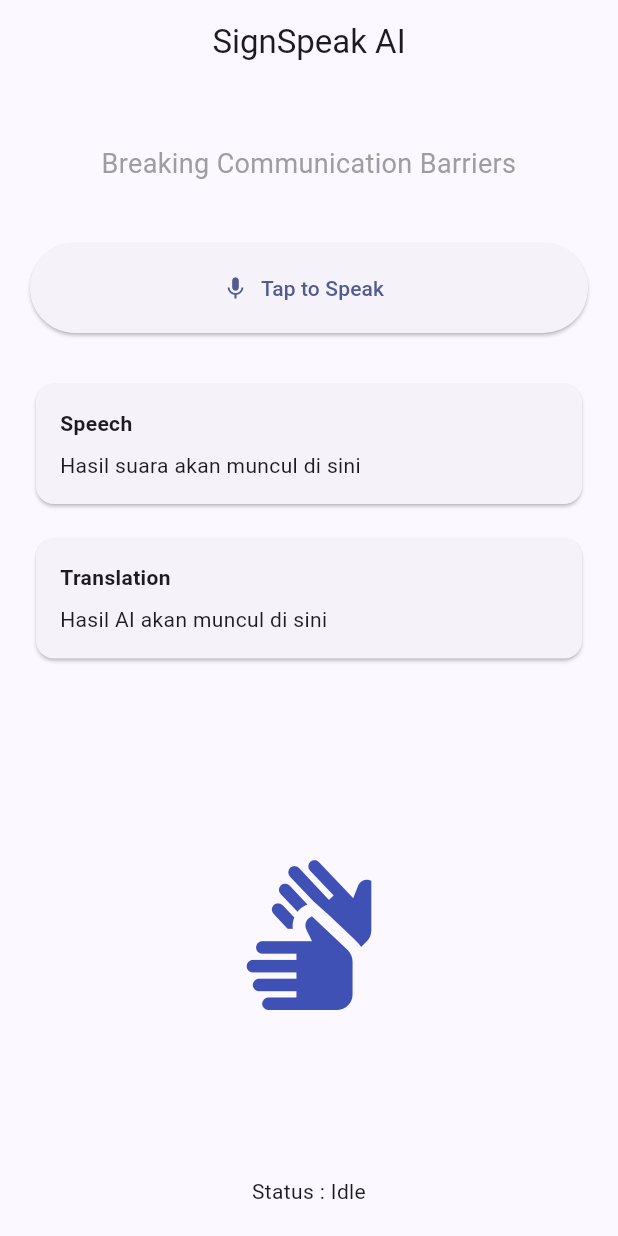
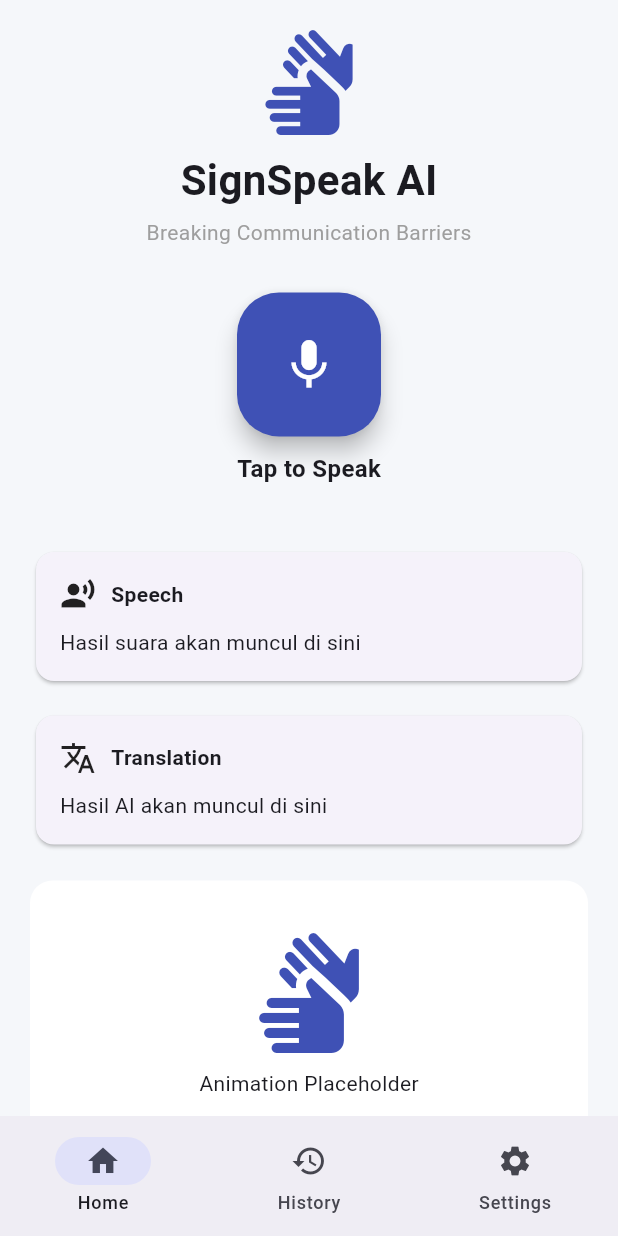
Before and after one commit to algfry/SignSpeak-AI, a Flutter app: the screen it shows after launch, on a phone screen of 412 x 824 dp. Run offline on Flutter 3.47's test engine with Material 3 defaults, Android fonts, the light colour scheme and no system bars.

Commit message:
Improve home UI

```diff
--- a/mobile/lib/screens/home_screen.dart
+++ b/mobile/lib/screens/home_screen.dart
@@ -1,98 +1,89 @@
 import 'package:flutter/material.dart';
+import '../widgets/app_header.dart';
+import '../widgets/mic_button.dart';
+import '../widgets/speech_card.dart';
+import '../widgets/translation_card.dart';
+import '../widgets/animation_placeholder.dart';
+import '../widgets/status_bar.dart';
 
-class HomeScreen extends StatelessWidget {
+class HomeScreen extends StatefulWidget {
   const HomeScreen({super.key});
+
+  @override
+  State<HomeScreen> createState() => _HomeScreenState();
+}
+
+class _HomeScreenState extends State<HomeScreen> {
+  String speechText = "Hasil suara akan muncul di sini";
+  String translationText = "Hasil AI akan muncul di sini";
+  String status = "Idle";
 
   @override
   Widget build(BuildContext context) {
     return Scaffold(
-      appBar: AppBar(
-        title: const Text("SignSpeak AI"),
-        centerTitle: true,
-      ),
-      body: Padding(
+      backgroundColor: const Color(0xffF5F7FA),
+
+      body: SafeArea(
+        child: SingleChildScrollView(
           padding: const EdgeInsets.all(20),
           child: Column(
-          crossAxisAlignment: CrossAxisAlignment.stretch,
             children: [
-            const SizedBox(height: 20),
 
-            const Text(
-              "Breaking Communication Barriers",
-              textAlign: TextAlign.center,
-              style: TextStyle(
-                fontSize: 18,
-                color: Colors.grey,
-              ),
-            ),
-
-            const SizedBox(height: 40),
-
-            ElevatedButton.icon(
-              onPressed: () {},
-              icon: const Icon(Icons.mic),
-              label: const Text("Tap to Speak"),
-              style: ElevatedButton.styleFrom(
-                minimumSize: const Size(double.infinity, 60),
-              ),
-            ),
+              const AppHeader(),
 
               const SizedBox(height: 30),
 
-            const Card(
-              child: Padding(
-                padding: EdgeInsets.all(16),
-                child: Column(
-                  crossAxisAlignment: CrossAxisAlignment.start,
-                  children: [
-                    Text(
-                      "Speech",
-                      style: TextStyle(fontWeight: FontWeight.bold),
+              MicButton(
+                onPressed: () {
+                  setState(() {
+                    status = "Listening...";
+                    speechText = "Selamat pagi";
+                    translationText = "Good Morning";
+                  });
+                },
               ),
-                    SizedBox(height: 8),
-                    Text("Hasil suara akan muncul di sini"),
+
+              const SizedBox(height: 20),
+
+              if (status == "Listening...")
+                const CircularProgressIndicator(),
+
+              const SizedBox(height: 20),
+
+              SpeechCard(text: speechText),
+
+              const SizedBox(height: 15),
+
+              TranslationCard(text: translationText),
+
+              const SizedBox(height: 20),
+
+              const AnimationPlaceholder(),
+
+              const SizedBox(height: 20),
+
+              StatusBar(status: status),
             ],
           ),
         ),
       ),
 
-            const SizedBox(height: 15),
-
-            const Card(
-              child: Padding(
-                padding: EdgeInsets.all(16),
-                child: Column(
-                  crossAxisAlignment: CrossAxisAlignment.start,
-                  children: [
-                    Text(
-                      "Translation",
-                      style: TextStyle(fontWeight: FontWeight.bold),
+      bottomNavigationBar: NavigationBar(
+        selectedIndex: 0,
+        destinations: const [
+          NavigationDestination(
+            icon: Icon(Icons.home),
+            label: "Home",
           ),
-                    SizedBox(height: 8),
-                    Text("Hasil AI akan muncul di sini"),
-                  ],
+          NavigationDestination(
+            icon: Icon(Icons.history),
+            label: "History",
           ),
-              ),
-            ),
-
-            const SizedBox(height: 20),
-
-            const Expanded(
-              child: Center(
-                child: Icon(
-                  Icons.sign_language,
-                  size: 100,
-                  color: Colors.indigo,
-                ),
-              ),
-            ),
-
-            const Text(
-              "Status : Idle",
-              textAlign: TextAlign.center,
+          NavigationDestination(
+            icon: Icon(Icons.settings),
+            label: "Settings",
           ),
         ],
-        ),
       ),
     );
   }
--- /dev/null
+++ b/mobile/lib/widgets/animation_placeholder.dart
@@ -0,0 +1,29 @@
+import 'package:flutter/material.dart';
+
+class AnimationPlaceholder extends StatelessWidget {
+  const AnimationPlaceholder({super.key});
+
+  @override
+  Widget build(BuildContext context) {
+    return Container(
+      height: 180,
+      width: double.infinity,
+      decoration: BoxDecoration(
+        color: Colors.white,
+        borderRadius: BorderRadius.circular(15),
+      ),
+      child: const Column(
+        mainAxisAlignment: MainAxisAlignment.center,
+        children: [
+          Icon(
+            Icons.sign_language,
+            size: 80,
+            color: Colors.indigo,
+          ),
+          SizedBox(height: 10),
+          Text("Animation Placeholder"),
+        ],
+      ),
+    );
+  }
+}
--- /dev/null
+++ b/mobile/lib/widgets/app_header.dart
@@ -0,0 +1,33 @@
+import 'package:flutter/material.dart';
+
+class AppHeader extends StatelessWidget {
+  const AppHeader({super.key});
+
+  @override
+  Widget build(BuildContext context) {
+    return const Column(
+      children: [
+        Icon(
+          Icons.sign_language,
+          size: 70,
+          color: Colors.indigo,
+        ),
+        SizedBox(height: 10),
+        Text(
+          "SignSpeak AI",
+          style: TextStyle(
+            fontSize: 28,
+            fontWeight: FontWeight.bold,
+          ),
+        ),
+        SizedBox(height: 5),
+        Text(
+          "Breaking Communication Barriers",
+          style: TextStyle(
+            color: Colors.grey,
+          ),
+        ),
+      ],
+    );
+  }
+}
--- a/mobile/lib/widgets/mic_button.dart
+++ b/mobile/lib/widgets/mic_button.dart
@@ -0,0 +1,37 @@
+import 'package:flutter/material.dart';
+
+class MicButton extends StatelessWidget {
+  final VoidCallback onPressed;
+
+  const MicButton({
+    super.key,
+    required this.onPressed,
+  });
+
+  @override
+  Widget build(BuildContext context) {
+    return Column(
+      children: [
+        FloatingActionButton.large(
+          onPressed: onPressed,
+          backgroundColor: Colors.indigo,
+          child: const Icon(
+            Icons.mic,
+            color: Colors.white,
+            size: 40,
+          ),
+        ),
+
+        const SizedBox(height: 10),
+
+        const Text(
+          "Tap to Speak",
+          style: TextStyle(
+            fontWeight: FontWeight.bold,
+            fontSize: 16,
+          ),
+        ),
+      ],
+    );
+  }
+}
--- a/mobile/lib/widgets/speech_card.dart
+++ b/mobile/lib/widgets/speech_card.dart
@@ -0,0 +1,41 @@
+import 'package:flutter/material.dart';
+
+class SpeechCard extends StatelessWidget {
+  final String text;
+
+  const SpeechCard({
+    super.key,
+    required this.text,
+  });
+
+  @override
+  Widget build(BuildContext context) {
+    return Card(
+      child: Padding(
+        padding: const EdgeInsets.all(16),
+        child: Column(
+          crossAxisAlignment: CrossAxisAlignment.start,
+          children: [
+
+            const Row(
+              children: [
+                Icon(Icons.record_voice_over),
+                SizedBox(width: 10),
+                Text(
+                  "Speech",
+                  style: TextStyle(
+                    fontWeight: FontWeight.bold,
+                  ),
+                ),
+              ],
+            ),
+
+            const SizedBox(height: 10),
+
+            Text(text),
+          ],
+        ),
+      ),
+    );
+  }
+}
--- /dev/null
+++ b/mobile/lib/widgets/status_bar.dart
@@ -0,0 +1,20 @@
+import 'package:flutter/material.dart';
+class StatusBar extends StatelessWidget {
+
+  final String status;
+
+  const StatusBar({
+    super.key,
+    required this.status,
+  });
+
+  @override
+  Widget build(BuildContext context) {
+    return Text(
+      "Status : $status",
+      style: const TextStyle(
+        fontWeight: FontWeight.bold,
+      ),
+    );
+  }
+}
--- a/mobile/lib/widgets/translation_card.dart
+++ b/mobile/lib/widgets/translation_card.dart
@@ -0,0 +1,41 @@
+import 'package:flutter/material.dart';
+
+class TranslationCard extends StatelessWidget {
+  final String text;
+
+  const TranslationCard({
+    super.key,
+    required this.text,
+  });
+
+  @override
+  Widget build(BuildContext context) {
+    return Card(
+      child: Padding(
+        padding: const EdgeInsets.all(16),
+        child: Column(
+          crossAxisAlignment: CrossAxisAlignment.start,
+          children: [
+
+            const Row(
+              children: [
+                Icon(Icons.translate),
+                SizedBox(width: 10),
+                Text(
+                  "Translation",
+                  style: TextStyle(
+                    fontWeight: FontWeight.bold,
+                  ),
+                ),
+              ],
+            ),
+
+            const SizedBox(height: 10),
+
+            Text(text),
+          ],
+        ),
+      ),
+    );
+  }
+}
```
Also changed, not shown: mobile/lib/main.dart (line endings or trailing spaces). Lines whose indentation alone changed are shown as unchanged.
